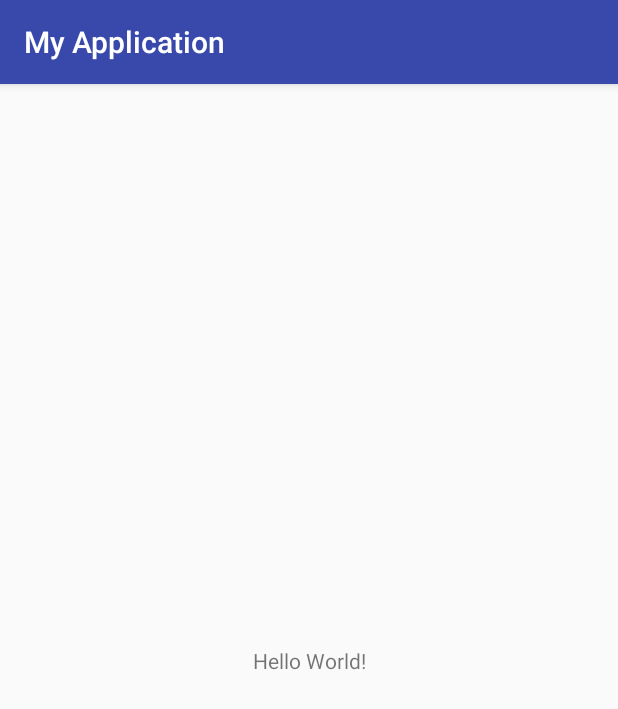
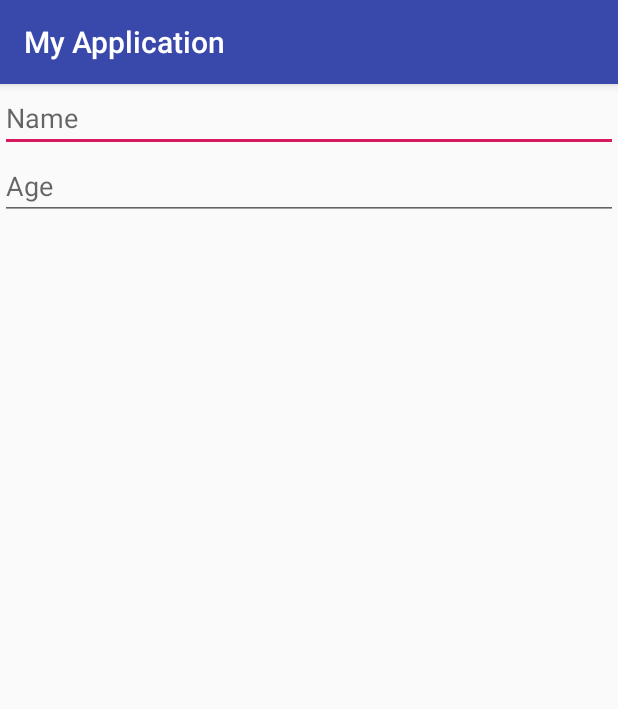
Before and after one commit to iqbalmf/POS_Payment, an Android app: the screen it shows after launch (MainActivity), on a phone screen of 412 x 824 dp. Shown: the top 709 px of the screen. Run offline under Robolectric (Android 15) with nearby library versions, the phone set to English and light mode, and no system bars; our stand-ins replace data binding.

```diff
--- a/app/src/main/java/com/example/a0155/myapplication/MainActivity.kt
+++ b/app/src/main/java/com/example/a0155/myapplication/MainActivity.kt
@@ -2,12 +2,14 @@ package com.example.a0155.myapplication
 
 import android.support.v7.app.AppCompatActivity
 import android.os.Bundle
+import android.widget.Toast
 
 class MainActivity : AppCompatActivity() {
 
     override fun onCreate(savedInstanceState: Bundle?) {
         super.onCreate(savedInstanceState)
         setContentView(R.layout.activity_main)
+        Toast.makeText(this, "TEST TOAST", Toast.LENGTH_SHORT).show()
 
     }
 }
--- /dev/null
+++ b/app/src/main/java/com/example/a0155/myapplication/User.kt
@@ -0,0 +1,8 @@
+package com.example.a0155.myapplication
+
+data class User(
+    val nameFirst: String,
+    val lastName: String,
+    val age: Int,
+    val username:String,
+    val password:String)
--- a/app/src/main/res/layout/activity_main.xml
+++ b/app/src/main/res/layout/activity_main.xml
@@ -1,18 +1,39 @@
 <?xml version="1.0" encoding="utf-8"?>
-<android.support.constraint.ConstraintLayout xmlns:android="http://schemas.android.com/apk/res/android"
+<layout xmlns:android="http://schemas.android.com/apk/res/android"
         xmlns:app="http://schemas.android.com/apk/res-auto"
-    xmlns:tools="http://schemas.android.com/tools"
+        xmlns:tools="http://schemas.android.com/tools">
+
+    <data>
+        <variable
+                name="user"
+                type="com.example.a0155.myapplication.User">
+
+        </variable>
+    </data>
+    <android.support.constraint.ConstraintLayout
             android:layout_width="match_parent"
             android:layout_height="match_parent"
             tools:context=".MainActivity">
 
-    <TextView
-        android:layout_width="wrap_content"
+        <EditText
+                android:layout_width="match_parent"
                 android:layout_height="wrap_content"
-        android:text="Hello World!"
-        app:layout_constraintBottom_toBottomOf="parent"
-        app:layout_constraintLeft_toLeftOf="parent"
-        app:layout_constraintRight_toRightOf="parent"
-        app:layout_constraintTop_toTopOf="parent" />
+                android:id="@+id/editText"
+                android:hint="Name"
+                android:text="@{user.username}"
+                app:layout_constraintStart_toStartOf="parent"
+                app:layout_constraintTop_toTopOf="parent"/>
+        <EditText android:layout_width="match_parent"
+                  android:layout_height="wrap_content"
+                  android:id="@+id/editText2"
+                  android:hint="Age"
+                  android:inputType="number"
+                  android:text="@{Integer.parseInt(user.age)}"
+                  android:maxLines="1"
+                  android:maxLength="2"
+                  app:layout_constraintTop_toBottomOf="@id/editText"/>
+
 
     </android.support.constraint.ConstraintLayout>
+
+</layout>
```
Lines whose indentation alone changed are shown as unchanged.
